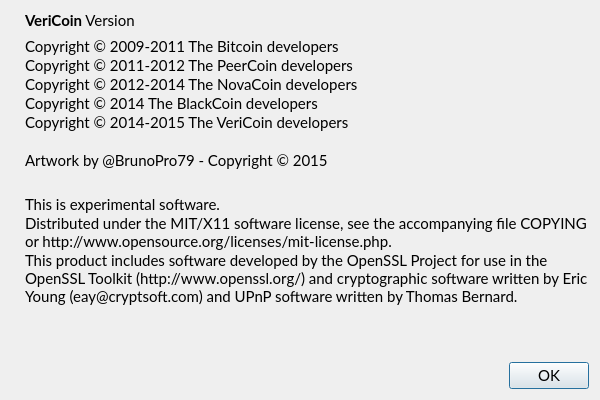
First picture: the form in src/qt/forms/aboutdialog.ui, repository VeriConomy/vericoin, before the edit.
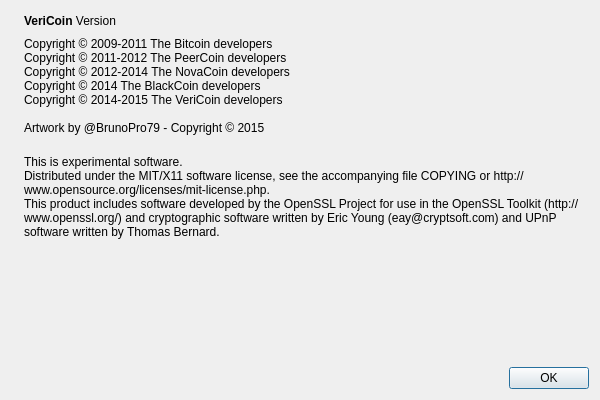
Second picture: the form after the edit. Icons and pictures are not drawn.

Commit message: more on mac fonts

Diff of the .ui file:
```diff
--- a/src/qt/forms/aboutdialog.ui
+++ b/src/qt/forms/aboutdialog.ui
@@ -10,12 +10,6 @@
     <height>400</height>
    </rect>
   </property>
-  <property name="font">
-   <font>
-    <family>Lato</family>
-    <pointsize>11</pointsize>
-   </font>
-  </property>
   <property name="windowTitle">
    <string>About VeriCoin</string>
   </property>
@@ -80,11 +74,6 @@
      </item>
      <item>
       <widget class="QLabel" name="copyrightLabel">
-       <property name="font">
-        <font>
-         <pointsize>11</pointsize>
-        </font>
-       </property>
        <property name="cursor">
         <cursorShape>IBeamCursor</cursorShape>
        </property>
```
The commit also changes 32 other files.
